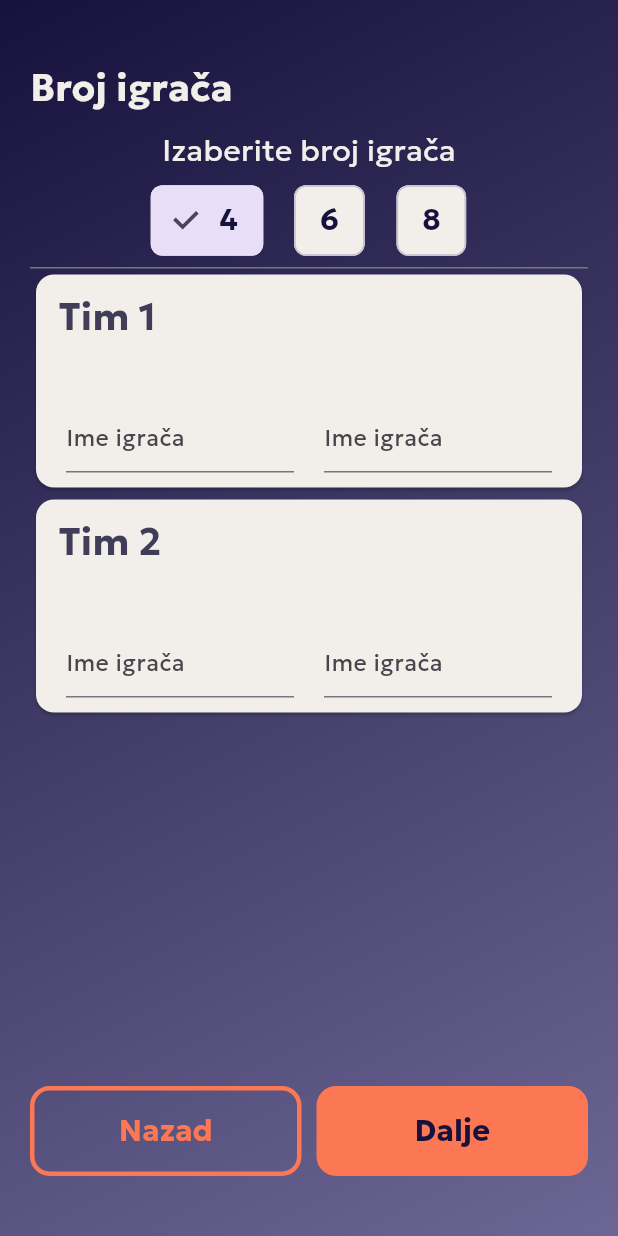
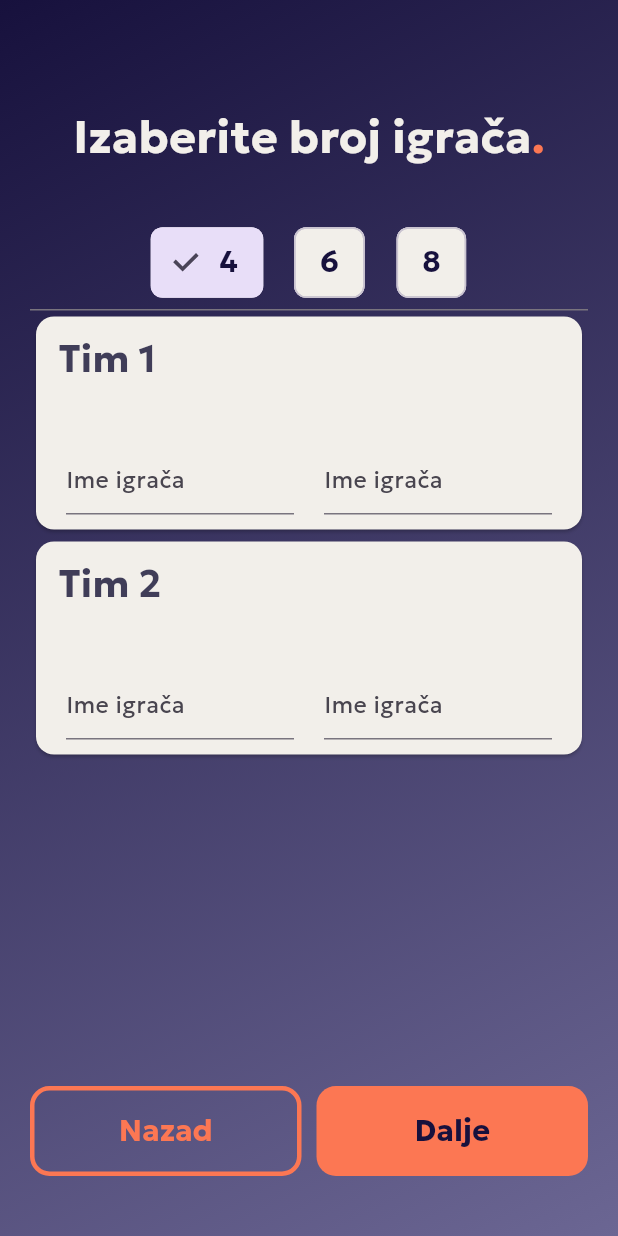
Before and after one commit to lristic13/asocijacije, a Flutter app: the StartGamePage screen opened by its route, on a phone screen of 412 x 824 dp. Run offline on Flutter 3.47's test engine with Material 2 defaults, Android fonts, the phone set to English and light mode, and no system bars; drawn by our look-alikes of flutter_form_builder; our stand-ins replace circular_countdown_timer, flip_card, flutter_card_swiper, flutter_riverpod, hive, hive_flutter and 2 more; accounts and stored records are empty; project files that could hold a hidden picture were left out.

Commit message:
Add new swiper, redesign end game page

```diff
--- a/lib/pages/start_game/start_game_page.dart
+++ b/lib/pages/start_game/start_game_page.dart
@@ -57,22 +57,25 @@ class _StartGamePageState extends ConsumerState<StartGamePage> with FormsMixin {
               child: Column(
                 crossAxisAlignment: CrossAxisAlignment.start,
                 children: [
-                  const Text(
-                    AppStrings.brojIgraca,
-                    style: AppStyles.text25WhiteBold,
+                  SizedBox(height: 30),
+                  const Row(
+                    mainAxisAlignment: MainAxisAlignment.center,
+                    children: [
+                      Text(
+                        AppStrings.izaberiteBrojIgraca,
+                        style: AppStyles.text30WhiteBold,
+                      ),
+                      Text(
+                        '.',
+                        style: AppStyles.text30CoralBold,
+                      ),
+                    ],
                   ),
-                  const SizedBox(height: 10),
-                  const Center(
-                    child: Text(
-                      AppStrings.izaberiteBrojIgraca,
-                      style: AppStyles.text20WhiteNormal,
-                    ),
-                  ),
+                  const SizedBox(height: 30),
                   FormBuilderChoiceChip(
                     backgroundColor: AppColors.white,
                     onChanged: (value) {
                       ref.read(playerNumberProvider.notifier).state = value!;
-                      print('players: ${ref.read(playerNumberProvider)}');
                       setState(() {
                         formKeys = List.generate(
                             ref.watch(playerNumberProvider) ~/ 2,
--- a/pubspec.yaml
+++ b/pubspec.yaml
@@ -28,6 +28,7 @@ dependencies:
   circular_countdown_timer: ^0.2.3
   flutter_form_builder: ^9.0.0
   just_audio: ^0.9.34
+  flutter_card_swiper: ^6.0.0
 
 
 
```
Also changed, not shown: lib/pages/game/game_page.dart (+4 -4 lines), lib/widgets/app_cards_builder.dart (+14 -26 lines), lib/widgets/app_final_score.dart (+17 -11 lines), pubspec.lock.
